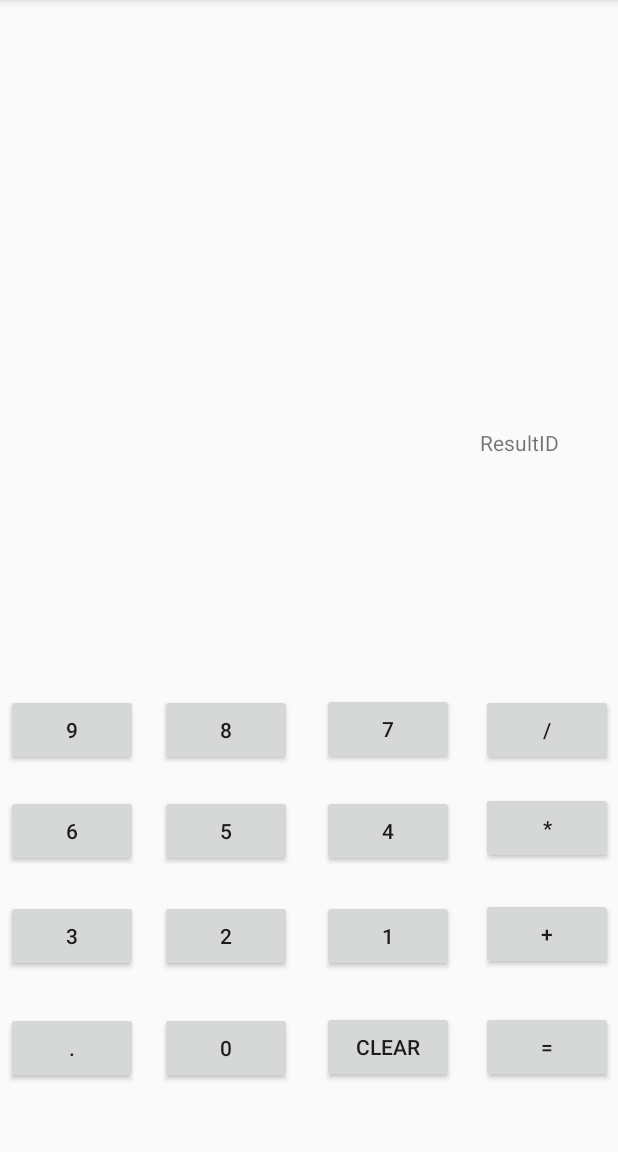
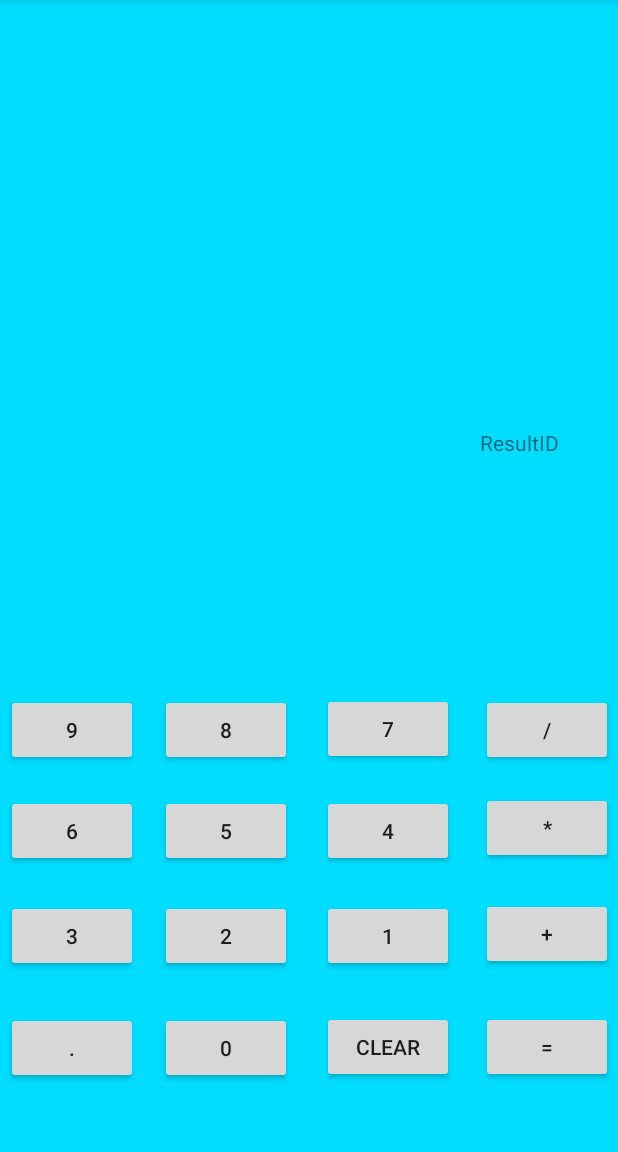
Before and after one commit to bluecrest-university-college/unit-3-coding-the-gui-programmatically-nyonyojoe, an Android app: the screen it shows after launch (MainActivity), on a phone screen of 412 x 824 dp, the part 84-1236 px from its top. Run offline under Robolectric (Android 15) with nearby library versions, the phone set to English and light mode, and no system bars.

Commit message:
Assignment Updated

```diff
--- a/app/src/main/java/eyrastudios/net/calculator/MainActivity.java
+++ b/app/src/main/java/eyrastudios/net/calculator/MainActivity.java
@@ -25,11 +25,12 @@ public class MainActivity extends AppCompatActivity {
     private Button dot;
     private TextView info;
     private TextView result;
+    private Button equals;
     private final char Addition = '+';
     private final char Subtraction = '-';
     private final char Division = '/';
     private final char Multiplication ='*';
-    private final char equal ='=';
+    private final char Equal = '=';
     private double value1 = Double.NaN;
     private double value2;
     private char Act;
@@ -150,6 +151,15 @@ public class MainActivity extends AppCompatActivity {
             }
         });
 
+        equals.setOnClickListener(new View.OnClickListener() {
+            @Override
+            public void onClick(View v) {
+                solve();
+                Act = Equal;
+                result.setText(String.valueOf(value1) + String.valueOf(value2)+ "=");
+            }
+        });
+
 
 
 
@@ -176,6 +186,8 @@ public class MainActivity extends AppCompatActivity {
         info = (TextView) findViewById(R.id.ctrlID);
         result = (TextView) findViewById(R.id.ResultID);
         dot = (Button) findViewById(R.id.btndot);
+        equals = (Button) findViewById(R.id.btnequal);
+
 
 
     }
--- a/app/src/main/res/layout/activity_main.xml
+++ b/app/src/main/res/layout/activity_main.xml
@@ -4,6 +4,7 @@
     xmlns:tools="http://schemas.android.com/tools"
     android:layout_width="match_parent"
     android:layout_height="match_parent"
+    android:background="@android:color/holo_blue_bright"
     tools:context=".MainActivity">
 
     <Button
```
Also changed, not shown: 70 other files.
